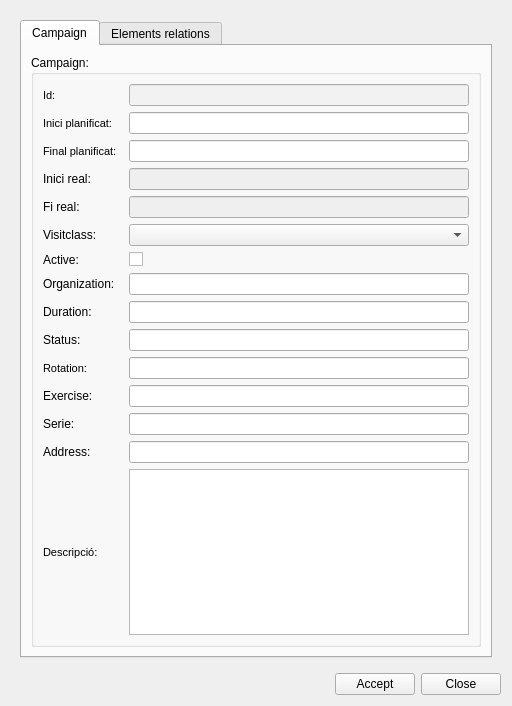
Before: the Qt Designer form core/ui/toolbars/cm/add_campaign_visit_old.ui in Giswater/giswater_qgis_plugin, drawn with Qt 5.
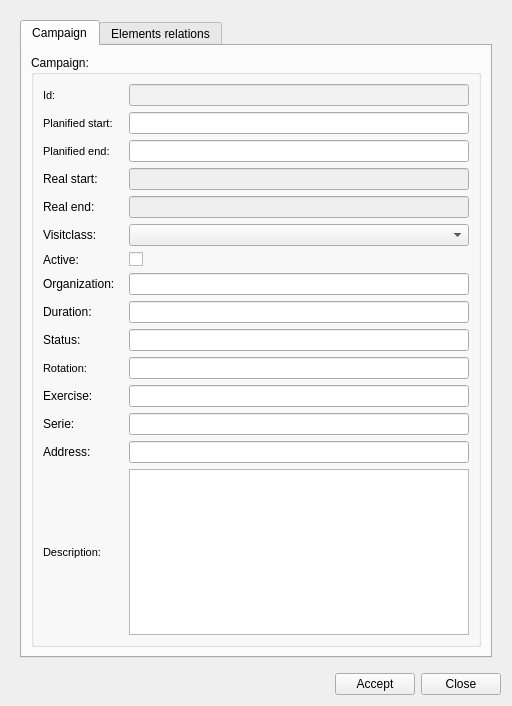
After: the same form once the commit is applied. The open tabs and pages were chosen to show the change. Icons and pictures are not drawn.

Commit message: fix(i18n): New python files and order well ui. Solve issue in i18n_manager

Patch:
```diff
--- a/core/ui/toolbars/cm/add_campaign_visit_old.ui
+++ b/core/ui/toolbars/cm/add_campaign_visit_old.ui
@@ -63,7 +63,7 @@
                   <enum>QFrame::Plain</enum>
                  </property>
                  <property name="text">
-                  <string>Inici planificat:</string>
+                  <string>Planified start:</string>
                  </property>
                  <property name="textFormat">
                   <enum>Qt::AutoText</enum>
@@ -161,14 +161,14 @@
                <item row="3" column="0">
                 <widget class="QLabel" name="label_3">
                  <property name="text">
-                  <string>Inici real:</string>
+                  <string>Real start:</string>
                  </property>
                 </widget>
                </item>
                <item row="4" column="0">
                 <widget class="QLabel" name="label_4">
                  <property name="text">
-                  <string>Fi real:</string>
+                  <string>Real end:</string>
                  </property>
                 </widget>
                </item>
@@ -200,7 +200,7 @@
                   <enum>QFrame::Plain</enum>
                  </property>
                  <property name="text">
-                  <string>Final planificat:</string>
+                  <string>Planified end:</string>
                  </property>
                  <property name="textFormat">
                   <enum>Qt::AutoText</enum>
@@ -292,7 +292,7 @@
                   <enum>QFrame::Plain</enum>
                  </property>
                  <property name="text">
-                  <string>Descripció:</string>
+                  <string>Description:</string>
                  </property>
                  <property name="textFormat">
                   <enum>Qt::AutoText</enum>
```
Left out of the diff: 2 changed lines with no effect on the pictures. The commit also changes 7 other files.
